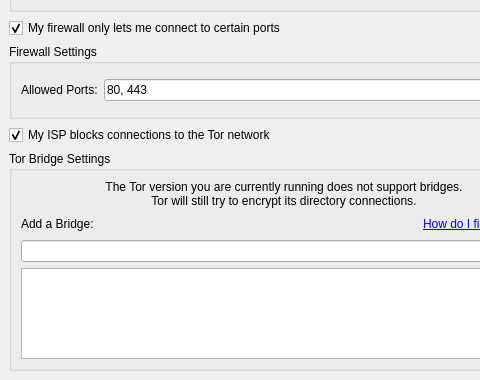
This is src/vidalia/config/networkpage.ui in a-ilin/vidalia as Qt 5 draws it before an edit; both pictures show x 0 to 480 and y 159 to 539 of the 568 by 539 pixel window. The edited form follows.
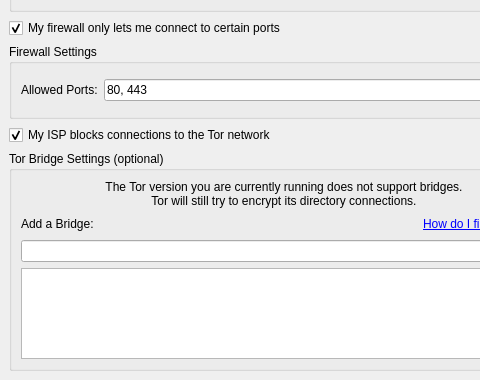
This is the edited form. Icons and pictures are not drawn.

Commit message:
r119@lysithea:  edmanm | 2008-02-18 11:52:43 -0500  Sprinkle the word "optional" around a bit, for those that only read tooltips.
svn:r2352

```diff
--- a/src/vidalia/config/networkpage.ui
+++ b/src/vidalia/config/networkpage.ui
@@ -259,7 +259,7 @@
       </size>
      </property>
      <property name="title" >
-      <string>Tor Bridge Settings</string>
+      <string>Tor Bridge Settings (optional)</string>
      </property>
      <layout class="QVBoxLayout" >
       <property name="margin" >
```
Left out of the diff: 2 changed lines with no effect on the pictures.
